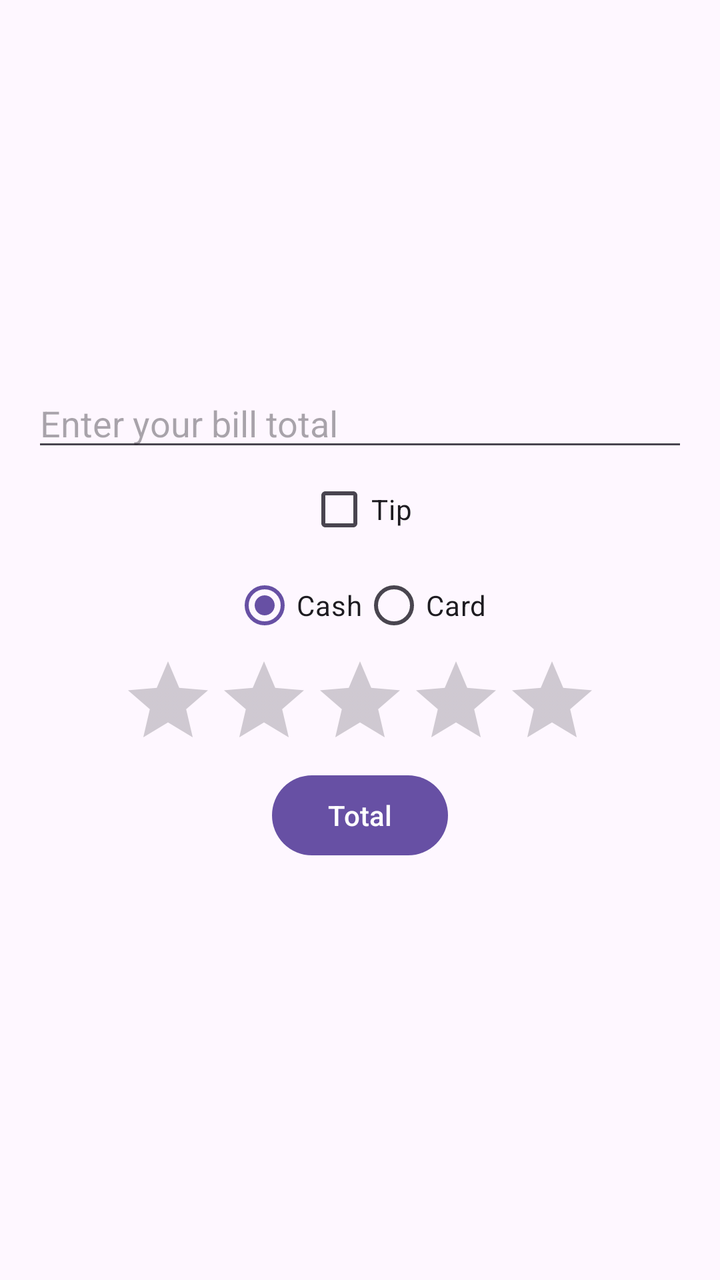
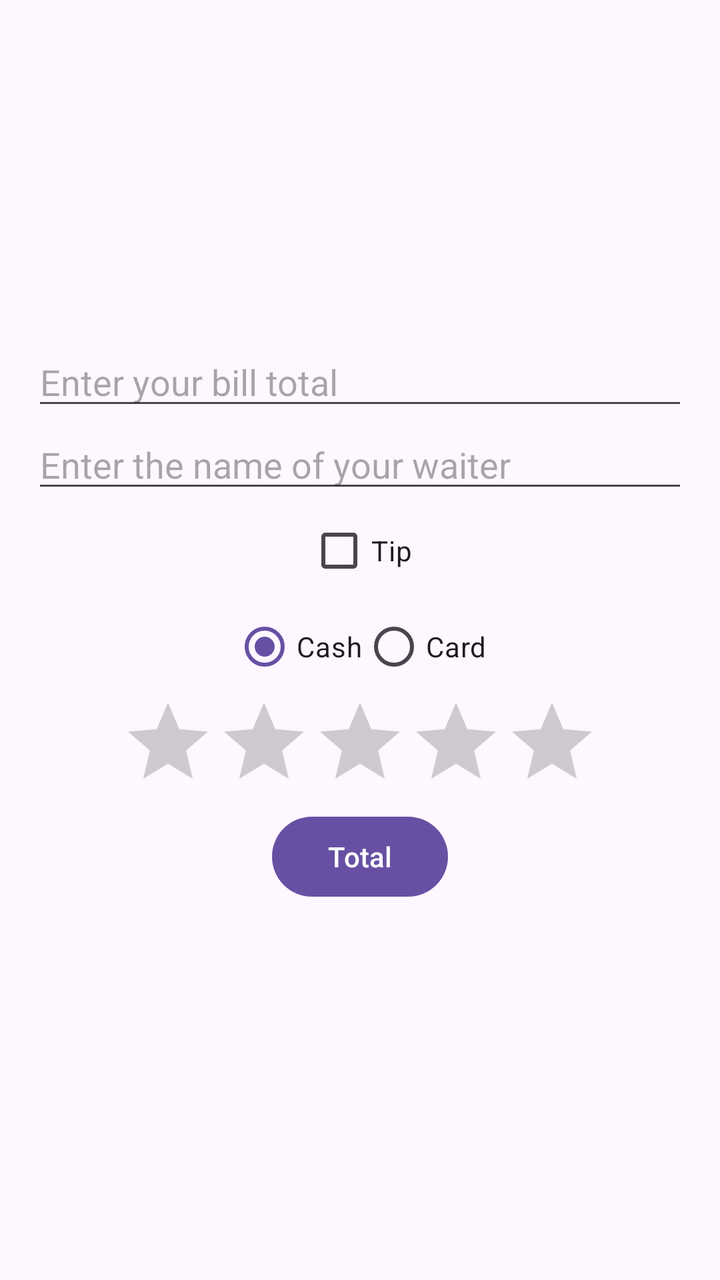

Two renders of the same Android screen: before a commit and after it. Below are the layout's source before the change and the commit's diff.
<!-- AndroidManifest.xml: application theme Theme.GestionCuentaBar -->
<!-- res/layout/activity_main.xml -->
<?xml version="1.0" encoding="utf-8"?>
<LinearLayout
    xmlns:android="http://schemas.android.com/apk/res/android"
    xmlns:tools="http://schemas.android.com/tools"
    android:id="@+id/main"
    android:layout_width="match_parent"
    android:layout_height="match_parent"
    android:orientation="vertical"
    android:gravity="center"
    android:padding="16dp"
    tools:context=".MainActivity">

    <EditText
        android:id="@+id/editTextCuenta"
        android:layout_width="match_parent"
        android:layout_height="wrap_content"
        android:hint="@string/hintCuenta"
        android:inputType="numberDecimal"
        />
    <CheckBox
        android:id="@+id/checkBoxPropina"
        android:layout_width="wrap_content"
        android:layout_height="wrap_content"
        android:text="@string/propina"
        />
    <SeekBar
        android:id="@+id/seekBarPorcentajePropina"
        android:layout_width="match_parent"
        android:layout_height="wrap_content"
        android:max="100"
        android:progress="10"
        android:visibility="gone"
        />
    <TextView
        android:id="@+id/textViewPorcentaje"
        android:layout_width="wrap_content"
        android:layout_height="wrap_content"
        android:text="@string/porcentaje10"
        android:visibility="gone"/>
    <RadioGroup
        android:id="@+id/radioGroupPago"
        android:layout_width="wrap_content"
        android:layout_height="wrap_content"
        android:orientation="horizontal">

        <RadioButton
            android:id="@+id/radioButtonEfectivo"
            android:layout_width="wrap_content"
            android:layout_height="wrap_content"
            android:text="@string/efectivo"
            android:checked="true" />

        <RadioButton
            android:id="@+id/radioButtonTarjeta"
            android:layout_width="wrap_content"
            android:layout_height="wrap_content"
            android:text="@string/tarjeta" />

    </RadioGroup>
    <RatingBar
        android:id="@+id/ratingBar"
        android:layout_width="wrap_content"
        android:layout_height="wrap_content"
        android:tooltipText="@string/tooltipCalificacion"
        android:numStars="5"
        android:stepSize="0.5"
        />
    <Button
        android:id="@+id/botonTotal"
        android:layout_width="wrap_content"
        android:layout_height="wrap_content"
        android:text="@string/Total"/>
    <TextView
        android:id="@+id/textViewResultado"
        android:layout_width="wrap_content"
        android:layout_height="wrap_content"
        android:text=""
        />

</LinearLayout>
<!-- resources referenced by this layout -->
<resources>
  <string name="Total">Total</string>
  <string name="efectivo">Cash</string>
  <string name="hintCuenta">Enter your bill total</string>
  <string name="porcentaje10">Tip percentage: 10%</string>
  <string name="propina">Tip</string>
  <string name="tarjeta">Card</string>
  <string name="tooltipCalificacion">Rate your experience</string>
  <style name="Theme.GestionCuentaBar" parent="Base.Theme.GestionCuentaBar" />
  <style name="Base.Theme.GestionCuentaBar" parent="Theme.Material3.DayNight.NoActionBar">
          
          
      </style>
</resources>

<!-- the commit's change to res/layout/activity_main.xml (unified diff, before → after) -->
@@ -17,6 +17,14 @@
         android:hint="@string/hintCuenta"
         android:inputType="numberDecimal"
         />
+    <AutoCompleteTextView
+        android:id="@+id/autoCompleteTextViewCamarero"
+        android:layout_width="match_parent"
+        android:layout_height="wrap_content"
+        android:hint="@string/hintCamarero"
+        android:inputType="text"
+        android:completionThreshold="3"
+        />
     <CheckBox
         android:id="@+id/checkBoxPropina"
         android:layout_width="wrap_content"
@@ -35,7 +43,7 @@
         android:id="@+id/textViewPorcentaje"
         android:layout_width="wrap_content"
         android:layout_height="wrap_content"
-        android:text="@string/porcentaje10"
+        android:text="@string/porcentajeInicial"
         android:visibility="gone"/>
     <RadioGroup
         android:id="@+id/radioGroupPago"
<!-- resource entries referenced after the edit -->
@@ -2,8 +2,9 @@
 <resources>
   <string name="Total">Total</string>
   <string name="efectivo">Cash</string>
+  <string name="hintCamarero">Enter the name of your waiter</string>
   <string name="hintCuenta">Enter your bill total</string>
-  <string name="porcentaje10">Tip percentage: 10%</string>
+  <string name="porcentajeInicial">Tip percentage:10%</string>
   <string name="propina">Tip</string>
   <string name="tarjeta">Card</string>
   <string name="tooltipCalificacion">Rate your experience</string>
